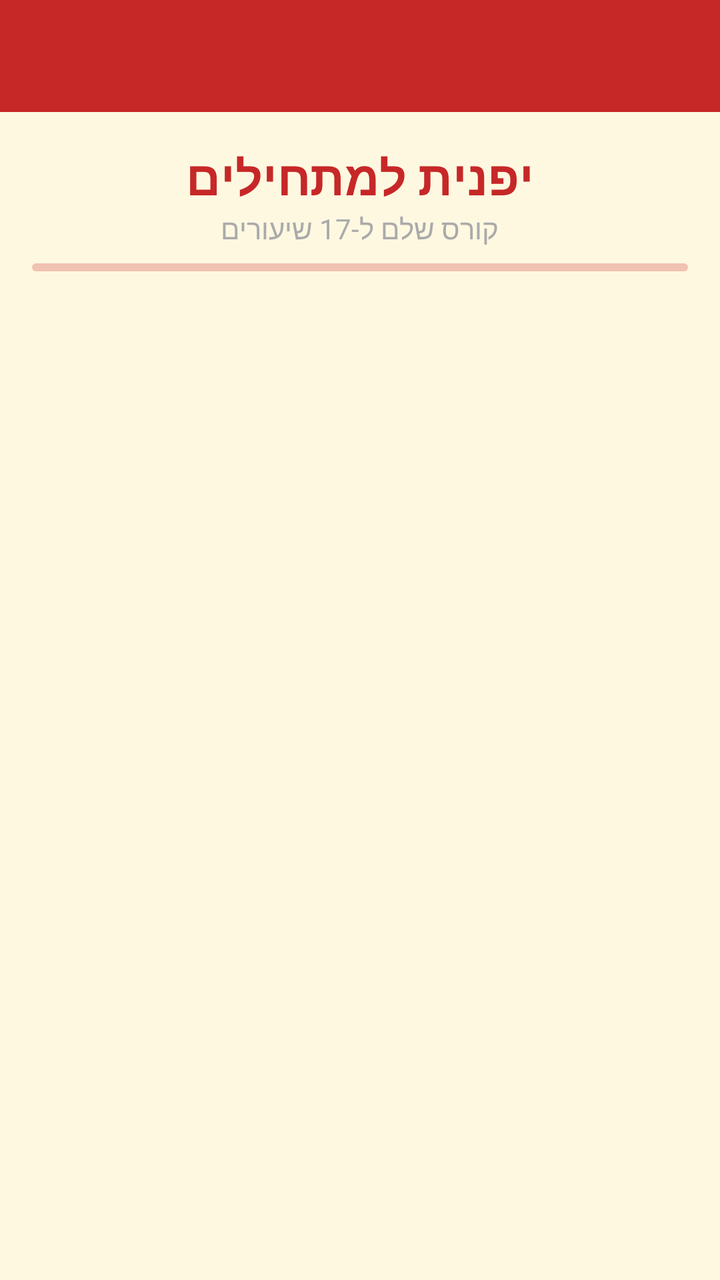
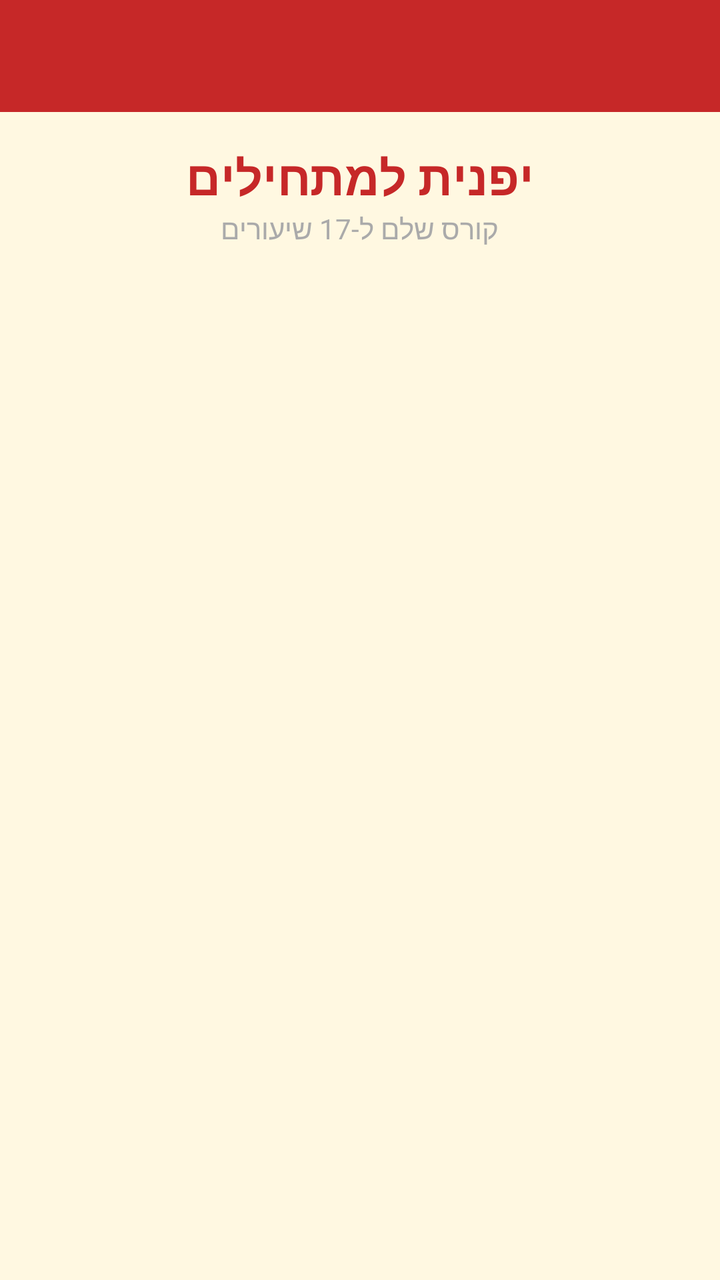

The first picture is an Android layout as it rendered before a commit; the second is the same layout after the commit. The layout source and the unified diff follow.
<!-- AndroidManifest.xml: application theme Theme.NihongoBeginner -->
<!-- res/layout/activity_main.xml -->
<?xml version="1.0" encoding="utf-8"?>
<LinearLayout xmlns:android="http://schemas.android.com/apk/res/android"
    xmlns:app="http://schemas.android.com/apk/res-auto"
    xmlns:tools="http://schemas.android.com/tools"
    android:layout_width="match_parent"
    android:layout_height="match_parent"
    android:background="@color/surface"
    android:orientation="vertical">

    <com.google.android.material.appbar.MaterialToolbar
        android:id="@+id/toolbar"
        android:layout_width="match_parent"
        android:layout_height="?actionBarSize"
        android:background="@color/colorPrimary"
        app:titleTextColor="@android:color/white" />

    <LinearLayout
        android:layout_width="match_parent"
        android:layout_height="wrap_content"
        android:orientation="vertical"
        android:padding="16dp">

        <TextView
            android:id="@+id/tvCourseTitle"
            android:layout_width="match_parent"
            android:layout_height="wrap_content"
            android:gravity="center"
            android:text="יפנית למתחילים"
            android:textColor="@color/colorPrimary"
            android:textSize="24sp"
            android:textStyle="bold" />

        <TextView
            android:id="@+id/tvCourseSubtitle"
            android:layout_width="match_parent"
            android:layout_height="wrap_content"
            android:gravity="center"
            android:text="קורס שלם ל-17 שיעורים"
            android:textColor="@android:color/darker_gray"
            android:textSize="14sp"
            android:layout_marginBottom="8dp" />

        <com.google.android.material.progressindicator.LinearProgressIndicator
            android:id="@+id/progressBarMain"
            android:layout_width="match_parent"
            android:layout_height="wrap_content"
            android:layout_marginBottom="4dp"
            app:trackCornerRadius="4dp"
            android:max="100" />

        <TextView
            android:id="@+id/tvProgressText"
            android:layout_width="match_parent"
            android:layout_height="wrap_content"
            android:gravity="center"
            android:textColor="@android:color/darker_gray"
            android:textSize="12sp"
            android:layout_marginBottom="12dp" />

    </LinearLayout>

    <androidx.recyclerview.widget.RecyclerView
        android:id="@+id/rvLessons"
        android:layout_width="match_parent"
        android:layout_height="0dp"
        android:layout_weight="1"
        android:padding="8dp" />

</LinearLayout>
<!-- resources referenced by this layout -->
<resources>
  <color name="colorPrimary">#C62828</color>
  <color name="surface">#FFF8E1</color>
  <style name="Theme.NihongoBeginner" parent="Theme.MaterialComponents.DayNight.DarkActionBar">
          <item name="colorPrimary">@color/colorPrimary</item>
          <item name="colorPrimaryVariant">@color/colorPrimaryVariant</item>
          <item name="colorOnPrimary">@color/colorOnPrimary</item>
          <item name="colorSecondary">@color/colorSecondary</item>
          <item name="colorOnSecondary">@color/colorOnSecondary</item>
          <item name="android:colorBackground">@color/background</item>
          <item name="colorSurface">@color/surface</item>
          <item name="colorOnSurface">@color/onSurface</item>
          <item name="windowActionBar">false</item>
          <item name="windowNoTitle">true</item>
          <item name="android:windowSoftInputMode">adjustResize</item>
      </style>
  <color name="colorPrimaryVariant">#B71C1C</color>
  <color name="colorOnPrimary">#FFFFFF</color>
  <color name="colorSecondary">#D32F2F</color>
  <color name="colorOnSecondary">#FFFFFF</color>
  <color name="background">#FFF8E1</color>
  <color name="onSurface">#212121</color>
</resources>

<!-- the commit's change to res/layout/activity_main.xml (unified diff, before → after) -->
@@ -40,23 +40,6 @@
             android:textSize="14sp"
             android:layout_marginBottom="8dp" />
 
-        <com.google.android.material.progressindicator.LinearProgressIndicator
-            android:id="@+id/progressBarMain"
-            android:layout_width="match_parent"
-            android:layout_height="wrap_content"
-            android:layout_marginBottom="4dp"
-            app:trackCornerRadius="4dp"
-            android:max="100" />
-
-        <TextView
-            android:id="@+id/tvProgressText"
-            android:layout_width="match_parent"
-            android:layout_height="wrap_content"
-            android:gravity="center"
-            android:textColor="@android:color/darker_gray"
-            android:textSize="12sp"
-            android:layout_marginBottom="12dp" />
-
     </LinearLayout>
 
     <androidx.recyclerview.widget.RecyclerView
